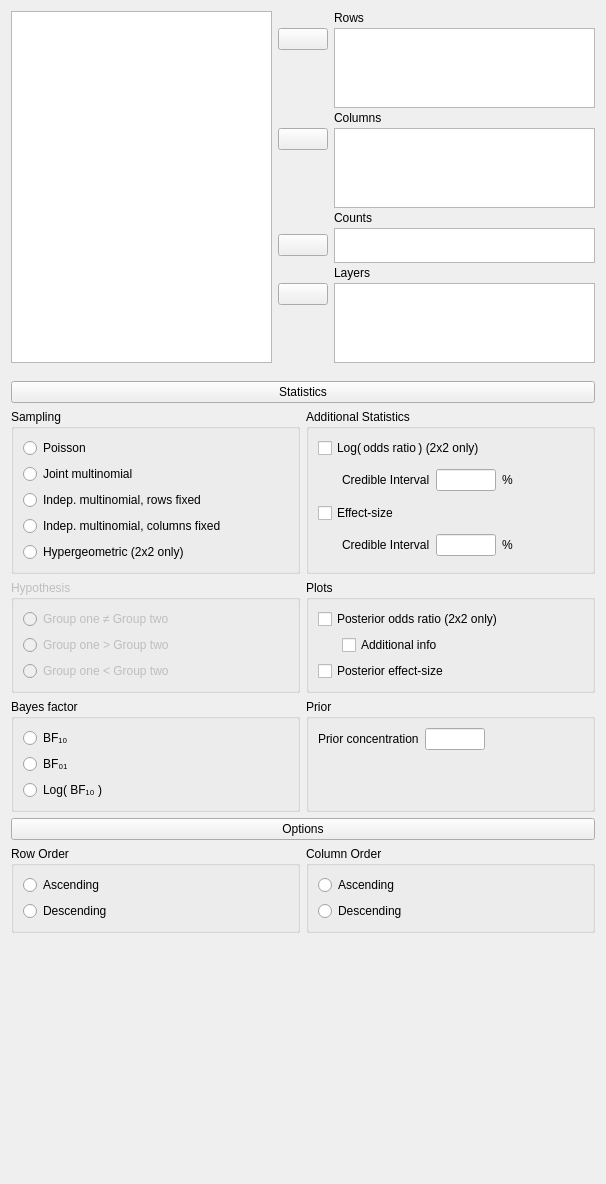
Qt form JASP-Desktop/analysisforms/contingencytablesbayesianform.ui (jasp-stats/jasp-desktop) before a commit.
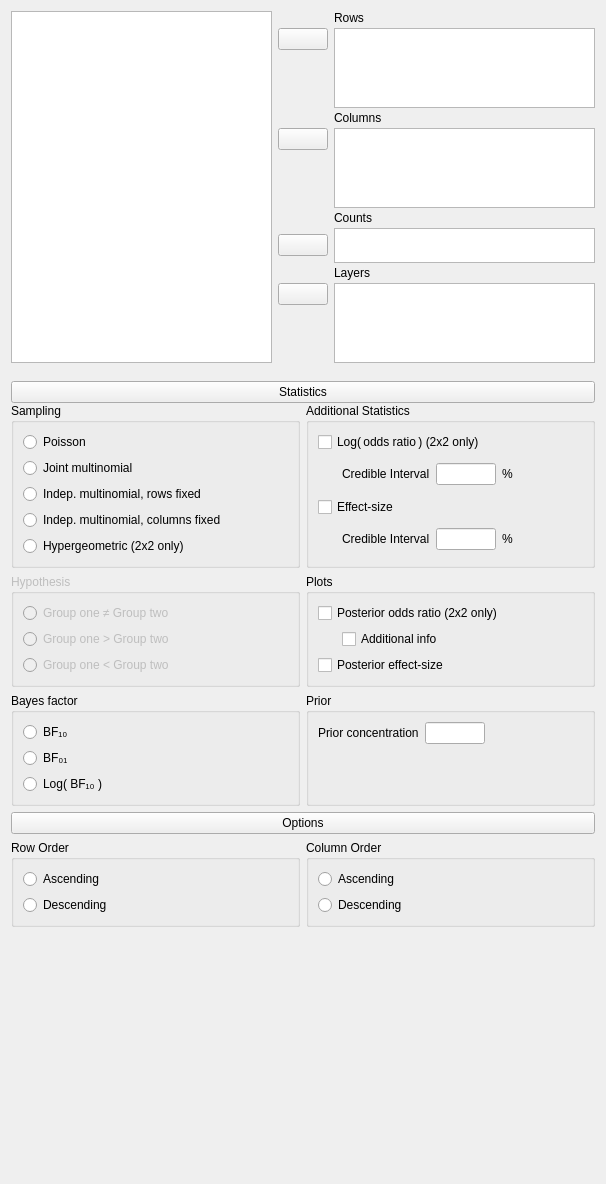
The same form after that commit. Custom widgets are drawn as their Qt base class.

Patch:
```diff
--- a/JASP-Desktop/analysisforms/contingencytablesbayesianform.ui
+++ b/JASP-Desktop/analysisforms/contingencytablesbayesianform.ui
@@ -336,6 +336,9 @@
       <property name="bottomMargin">
        <number>3</number>
       </property>
+      <property name="verticalSpacing">
+       <number>0</number>
+      </property>
       <item row="1" column="0" colspan="2">
        <widget class="ExpanderButton" name="pushButton">
         <property name="sizePolicy">
```
